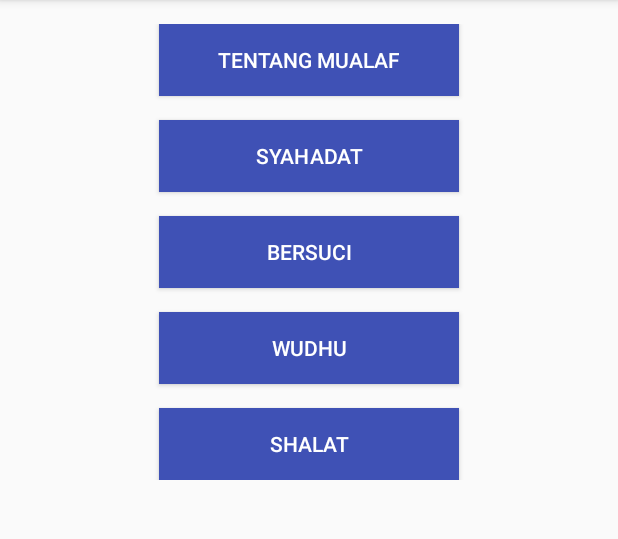
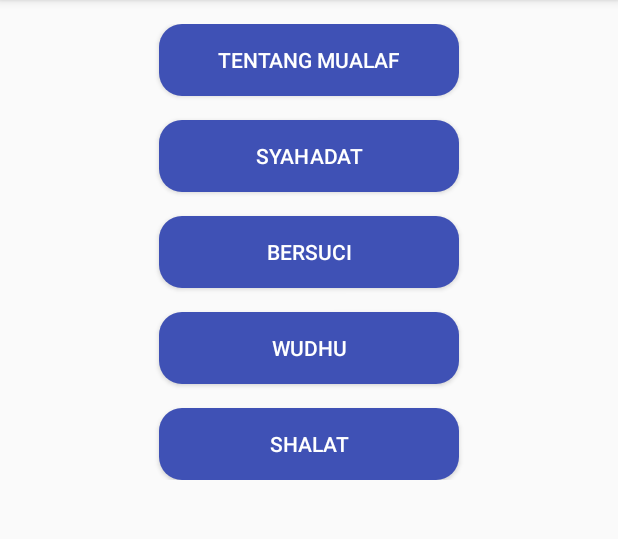
Before and after one commit to zevaherutomo14/GitYumna, an Android app: the GoalsActivity screen opened directly, with no data from a screen before it, on a phone screen of 412 x 824 dp, the part 84-623 px from its top. Run offline under Robolectric (Android 15) with nearby library versions, the phone set to English and light mode, and no system bars.

Commit message:
update button goal

```diff
--- a/app/src/main/java/wardiman/com/yumna/Goals/MualafActivity.java
+++ b/app/src/main/java/wardiman/com/yumna/Goals/MualafActivity.java
@@ -31,7 +31,7 @@ public class MualafActivity extends AppCompatActivity {
         webView = (WebView) findViewById(R.id.wvMualaf1);
         webView.getSettings().setJavaScriptEnabled(true);
 
-        String urlMualaf1 ="<iframe width=\"350\" height=\"350\" src=\"https://www.youtube.com/embed/PR8mbVqVtDE?ecver=1\" frameborder=\"0\" allow=\"accelerometer; autoplay; encrypted-media; gyroscope; picture-in-picture\" allowfullscreen></iframe>";
+        String urlMualaf1 ="<iframe width=\"350\" height=\"350\" src=\"https://www.youtube.com/embed/LH4Te_KiILY\" frameborder=\"0\" allow=\"accelerometer; autoplay; encrypted-media; gyroscope; picture-in-picture\" allowfullscreen></iframe>";
         webView.loadData(urlMualaf1, "text/html; charset=utf-8", "UTF-8");
         webView.setWebChromeClient(new WebChromeClient(){
 
--- /dev/null
+++ b/app/src/main/res/drawable/rounded_corner.xml
@@ -0,0 +1,13 @@
+<?xml version="1.0" encoding="utf-8"?>
+<shape xmlns:android="http://schemas.android.com/apk/res/android"
+    android:shape="rectangle" android:padding="15dp">
+    <solid
+        android:color="#3F51B5" />
+    <corners
+        android:bottomLeftRadius="15dp"
+        android:bottomRightRadius="15dp"
+        android:topLeftRadius="15dp"
+        android:topRightRadius="15dp"/>
+
+
+</shape>
--- a/app/src/main/res/layout/activity_goals.xml
+++ b/app/src/main/res/layout/activity_goals.xml
@@ -34,7 +34,7 @@
             android:layout_width="200dp"
             android:layout_height="wrap_content"
             android:text="Tentang Mualaf"
-            android:background="@color/colorPrimary"
+            android:background="@drawable/rounded_corner"
             android:textColor="@color/white"/>
         <Button
             android:id="@+id/syahadat"
@@ -42,14 +42,14 @@
             android:layout_height="wrap_content"
             android:text="Syahadat"
             android:layout_margin="@dimen/activity_vertical_margin"
-            android:background="@color/colorPrimary"
+            android:background="@drawable/rounded_corner"
             android:textColor="@color/white"/>
         <Button
             android:id="@+id/bersuci"
             android:layout_width="200dp"
             android:layout_height="wrap_content"
             android:text="Bersuci"
-            android:background="@color/colorPrimary"
+            android:background="@drawable/rounded_corner"
             android:textColor="@color/white"/>
         <Button
             android:id="@+id/wudhu"
@@ -57,14 +57,14 @@
             android:layout_height="wrap_content"
             android:text="Wudhu"
             android:layout_margin="@dimen/activity_vertical_margin"
-            android:background="@color/colorPrimary"
+            android:background="@drawable/rounded_corner"
             android:textColor="@color/white"/>
         <Button
             android:id="@+id/shalat"
             android:layout_width="200dp"
             android:layout_height="wrap_content"
             android:text="Shalat"
-            android:background="@color/colorPrimary"
+            android:background="@drawable/rounded_corner"
             android:textColor="@color/white"/>
     </LinearLayout>
 </LinearLayout>
```
